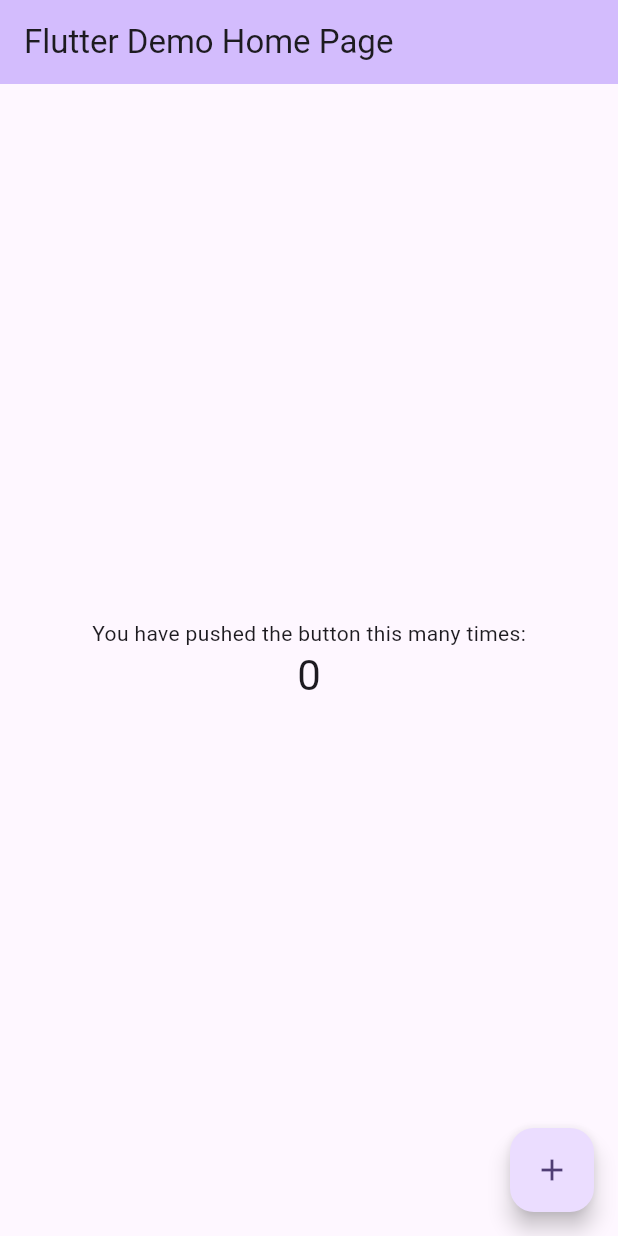
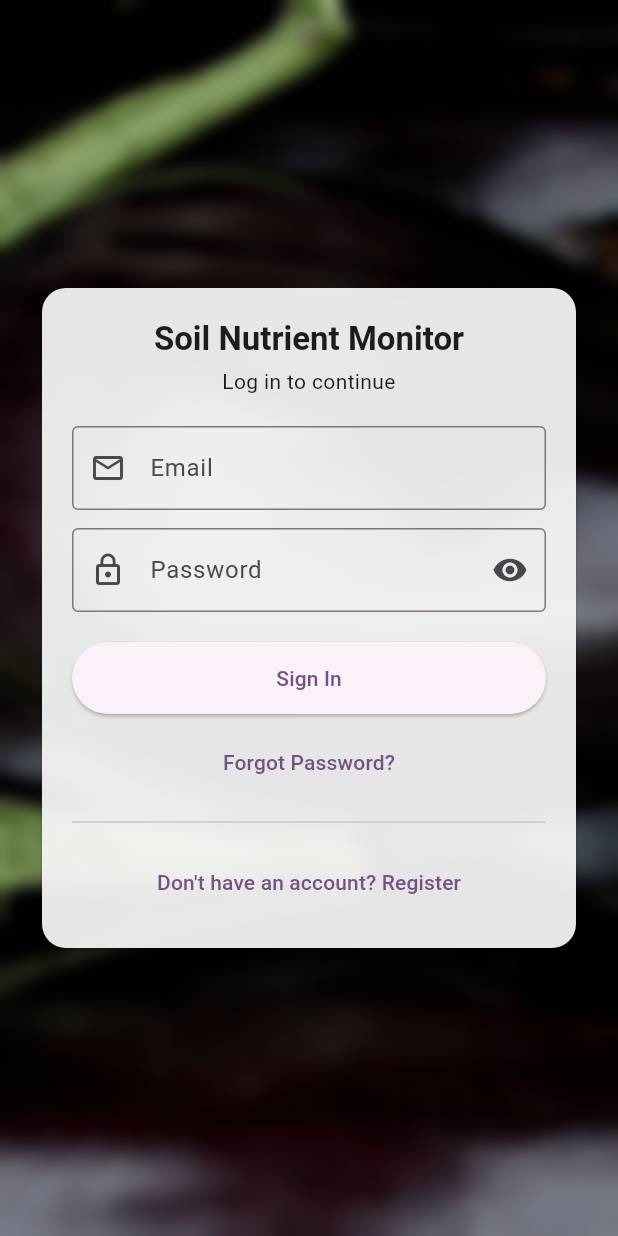
Before and after one commit to Arjay4545/Flutter-app, a Flutter app: the screen it shows after launch, on a phone screen of 412 x 824 dp. Run offline on Flutter 3.47's test engine with Material 3 defaults, Android fonts, the phone set to English and light mode, and no system bars.

Commit message:
feat(auth): add login/register screens with eggplant background, routing, and assets configuration

```diff
--- a/lib/main.dart
+++ b/lib/main.dart
@@ -1,4 +1,6 @@
 import 'package:flutter/material.dart';
+import 'screens/login_screen.dart';
+import 'screens/register_screen.dart';
 
 void main() {
   runApp(const MyApp());
@@ -7,116 +9,22 @@ void main() {
 class MyApp extends StatelessWidget {
   const MyApp({super.key});
 
-  // This widget is the root of your application.
   @override
   Widget build(BuildContext context) {
     return MaterialApp(
-      title: 'Flutter Demo',
+      title: 'IOT Soil Nutrient Monitoring',
       theme: ThemeData(
-        // This is the theme of your application.
-        //
-        // TRY THIS: Try running your application with "flutter run". You'll see
-        // the application has a purple toolbar. Then, without quitting the app,
-        // try changing the seedColor in the colorScheme below to Colors.green
-        // and then invoke "hot reload" (save your changes or press the "hot
-        // reload" button in a Flutter-supported IDE, or press "r" if you used
-        // the command line to start the app).
-        //
-        // Notice that the counter didn't reset back to zero; the application
-        // state is not lost during the reload. To reset the state, use hot
-        // restart instead.
-        //
-        // This works for code too, not just values: Most code changes can be
-        // tested with just a hot reload.
-        colorScheme: ColorScheme.fromSeed(seedColor: Colors.deepPurple),
+        colorScheme: ColorScheme.fromSeed(seedColor: const Color(0xFF6A1B9A)),
+        useMaterial3: true,
+        inputDecorationTheme: const InputDecorationTheme(
+          border: OutlineInputBorder(),
+        ),
       ),
-      home: const MyHomePage(title: 'Flutter Demo Home Page'),
+      home: const LoginScreen(),
+      routes: {
+        '/login': (_) => const LoginScreen(),
+        '/register': (_) => const RegisterScreen(),
+      },
     );
   }
 }
-
-class MyHomePage extends StatefulWidget {
-  const MyHomePage({super.key, required this.title});
-
-  // This widget is the home page of your application. It is stateful, meaning
-  // that it has a State object (defined below) that contains fields that affect
-  // how it looks.
-
-  // This class is the configuration for the state. It holds the values (in this
-  // case the title) provided by the parent (in this case the App widget) and
-  // used by the build method of the State. Fields in a Widget subclass are
-  // always marked "final".
-
-  final String title;
-
-  @override
-  State<MyHomePage> createState() => _MyHomePageState();
-}
-
-class _MyHomePageState extends State<MyHomePage> {
-  int _counter = 0;
-
-  void _incrementCounter() {
-    setState(() {
-      // This call to setState tells the Flutter framework that something has
-      // changed in this State, which causes it to rerun the build method below
-      // so that the display can reflect the updated values. If we changed
-      // _counter without calling setState(), then the build method would not be
-      // called again, and so nothing would appear to happen.
-      _counter++;
-    });
-  }
-
-  @override
-  Widget build(BuildContext context) {
-    // This method is rerun every time setState is called, for instance as done
-    // by the _incrementCounter method above.
-    //
-    // The Flutter framework has been optimized to make rerunning build methods
-    // fast, so that you can just rebuild anything that needs updating rather
-    // than having to individually change instances of widgets.
-    return Scaffold(
-      appBar: AppBar(
-        // TRY THIS: Try changing the color here to a specific color (to
-        // Colors.amber, perhaps?) and trigger a hot reload to see the AppBar
-        // change color while the other colors stay the same.
-        backgroundColor: Theme.of(context).colorScheme.inversePrimary,
-        // Here we take the value from the MyHomePage object that was created by
-        // the App.build method, and use it to set our appbar title.
-        title: Text(widget.title),
-      ),
-      body: Center(
-        // Center is a layout widget. It takes a single child and positions it
-        // in the middle of the parent.
-        child: Column(
-          // Column is also a layout widget. It takes a list of children and
-          // arranges them vertically. By default, it sizes itself to fit its
-          // children horizontally, and tries to be as tall as its parent.
-          //
-          // Column has various properties to control how it sizes itself and
-          // how it positions its children. Here we use mainAxisAlignment to
-          // center the children vertically; the main axis here is the vertical
-          // axis because Columns are vertical (the cross axis would be
-          // horizontal).
-          //
-          // TRY THIS: Invoke "debug painting" (choose the "Toggle Debug Paint"
-          // action in the IDE, or press "p" in the console), to see the
-          // wireframe for each widget.
-          mainAxisAlignment: MainAxisAlignment.center,
-          children: <Widget>[
-            const Text('You have pushed the button this many times:'),
-            Text(
-              '$_counter',
-              style: Theme.of(context).textTheme.headlineMedium,
-            ),
-          ],
-        ),
-      ),
-      floatingActionButton: FloatingActionButton(
-        onPressed: _incrementCounter,
-        tooltip: 'Increment',
-        child: const Icon(Icons.add),
-      ), // This trailing comma makes auto-formatting nicer for build methods.
-    );
-  }
-}
--- /dev/null
+++ b/lib/screens/login_screen.dart
@@ -0,0 +1,140 @@
+import 'package:flutter/material.dart';
+import 'dart:ui';
+import 'register_screen.dart';
+
+class LoginScreen extends StatefulWidget {
+  const LoginScreen({super.key});
+
+  @override
+  State<LoginScreen> createState() => _LoginScreenState();
+}
+
+class _LoginScreenState extends State<LoginScreen> {
+  final _formKey = GlobalKey<FormState>();
+  final _emailController = TextEditingController();
+  final _passwordController = TextEditingController();
+  bool _obscure = true;
+
+  @override
+  void dispose() {
+    _emailController.dispose();
+    _passwordController.dispose();
+    super.dispose();
+  }
+
+  @override
+  Widget build(BuildContext context) {
+    return Scaffold(
+      body: Stack(
+        fit: StackFit.expand,
+        children: [
+          Image.asset(
+            'assets/images/eggplant.jpg',
+            fit: BoxFit.cover,
+            errorBuilder: (context, error, stackTrace) => Container(color: const Color(0xFF2E1534)),
+          ),
+          Positioned.fill(
+            child: BackdropFilter(
+              filter: ImageFilter.blur(sigmaX: 5, sigmaY: 5),
+              child: Container(color: Colors.black.withOpacity(0.25)),
+            ),
+          ),
+          SafeArea(
+            child: Center(
+              child: SingleChildScrollView(
+                padding: const EdgeInsets.symmetric(horizontal: 24, vertical: 16),
+                child: ConstrainedBox(
+                  constraints: const BoxConstraints(maxWidth: 420),
+                  child: Card(
+                    color: Colors.white.withOpacity(0.9),
+                    shape: RoundedRectangleBorder(borderRadius: BorderRadius.circular(16)),
+                    child: Padding(
+                      padding: const EdgeInsets.all(20),
+                      child: Form(
+                        key: _formKey,
+                        child: Column(
+                          mainAxisSize: MainAxisSize.min,
+                          crossAxisAlignment: CrossAxisAlignment.stretch,
+                          children: [
+                            Text(
+                              'Soil Nutrient Monitor',
+                              textAlign: TextAlign.center,
+                              style: Theme.of(context).textTheme.titleLarge?.copyWith(fontWeight: FontWeight.w700),
+                            ),
+                            const SizedBox(height: 4),
+                            Text(
+                              'Log in to continue',
+                              textAlign: TextAlign.center,
+                              style: Theme.of(context).textTheme.bodyMedium,
+                            ),
+                            const SizedBox(height: 20),
+                            TextFormField(
+                              controller: _emailController,
+                              keyboardType: TextInputType.emailAddress,
+                              decoration: const InputDecoration(labelText: 'Email', prefixIcon: Icon(Icons.email_outlined)),
+                              validator: (v) {
+                                if (v == null || v.isEmpty) return 'Enter email';
+                                if (!RegExp(r'^[^@\s]+@[^@\s]+\.[^@\s]+$').hasMatch(v)) return 'Enter a valid email';
+                                return null;
+                              },
+                            ),
+                            const SizedBox(height: 12),
+                            TextFormField(
+                              controller: _passwordController,
+                              obscureText: _obscure,
+                              decoration: InputDecoration(
+                                labelText: 'Password',
+                                prefixIcon: const Icon(Icons.lock_outline),
+                                suffixIcon: IconButton(
+                                  icon: Icon(_obscure ? Icons.visibility : Icons.visibility_off),
+                                  onPressed: () => setState(() => _obscure = !_obscure),
+                                ),
+                              ),
+                              validator: (v) {
+                                if (v == null || v.isEmpty) return 'Enter password';
+                                if (v.length < 6) return 'Min 6 characters';
+                                return null;
+                              },
+                            ),
+                            const SizedBox(height: 20),
+                            SizedBox(
+                              height: 48,
+                              child: ElevatedButton(
+                                onPressed: () {
+                                  if (_formKey.currentState?.validate() ?? false) {
+                                    ScaffoldMessenger.of(context).showSnackBar(const SnackBar(content: Text('Logging in...')));
+                                  }
+                                },
+                                child: const Text('Sign In'),
+                              ),
+                            ),
+                            const SizedBox(height: 8),
+                            TextButton(
+                              onPressed: () {},
+                              child: const Text('Forgot Password?'),
+                            ),
+                            const Divider(height: 32),
+                            Center(
+                              child: TextButton(
+                                onPressed: () {
+                                  Navigator.of(context).push(
+                                    MaterialPageRoute(builder: (_) => const RegisterScreen()),
+                                  );
+                                },
+                                child: const Text("Don't have an account? Register"),
+                              ),
+                            ),
+                          ],
+                        ),
+                      ),
+                    ),
+                  ),
+                ),
+              ),
+            ),
+          ),
+        ],
+      ),
+    );
+  }
+}
--- a/pubspec.yaml
+++ b/pubspec.yaml
@@ -58,9 +58,8 @@ flutter:
   uses-material-design: true
 
   # To add assets to your application, add an assets section, like this:
-  # assets:
-  #   - images/a_dot_burr.jpeg
-  #   - images/a_dot_ham.jpeg
+  assets:
+    - assets/images/
 
   # An image asset can refer to one or more resolution-specific "variants", see
   # https://flutter.dev/to/resolution-aware-images
```
Also changed, not shown: lib/screens/register_screen.dart (added, +132 -0 lines), assets/images/eggplant.jpg (added), 1 other file.
